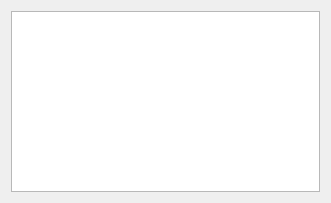
Old version of the form src/widgets/skypresets.ui in the repository jahshaka/Studio.
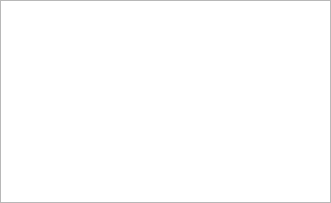
New version of the form.

```diff
--- a/src/widgets/skypresets.ui
+++ b/src/widgets/skypresets.ui
@@ -14,6 +14,18 @@
    <string>Form</string>
   </property>
   <layout class="QGridLayout" name="gridLayout">
+   <property name="leftMargin">
+    <number>0</number>
+   </property>
+   <property name="topMargin">
+    <number>0</number>
+   </property>
+   <property name="rightMargin">
+    <number>0</number>
+   </property>
+   <property name="bottomMargin">
+    <number>0</number>
+   </property>
    <item row="0" column="0">
     <widget class="QListWidget" name="skyList">
      <property name="sizePolicy">
```
